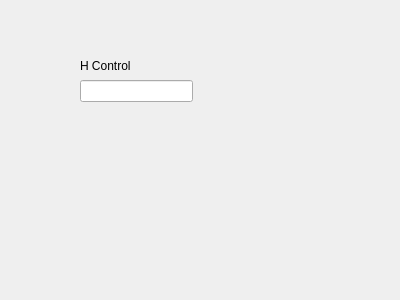
Above: src/manual-automatic_control_widget.ui from AudriusZ/Hill-Chart-Calculator before the change. Below: the same form after it.
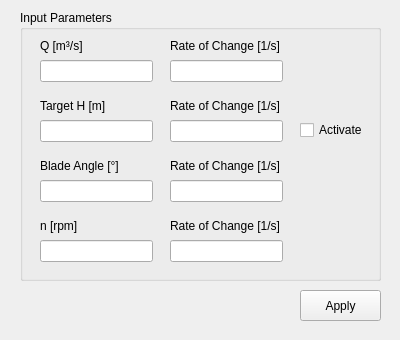
That is the form after the change.

```diff
--- a/src/manual-automatic_control_widget.ui
+++ b/src/manual-automatic_control_widget.ui
@@ -1,41 +1,260 @@
 <?xml version="1.0" encoding="UTF-8"?>
 <ui version="4.0">
- <class>Form</class>
- <widget class="QWidget" name="Form">
+ <class>FormManualAutomaticControl</class>
+ <widget class="QWidget" name="FormManualAutomaticControl">
   <property name="geometry">
    <rect>
     <x>0</x>
     <y>0</y>
     <width>400</width>
-    <height>300</height>
+    <height>340</height>
    </rect>
   </property>
   <property name="windowTitle">
    <string>Form</string>
   </property>
-  <widget class="QLineEdit" name="lineEdit">
+  <widget class="QLineEdit" name="lineEdit_H_t">
    <property name="geometry">
     <rect>
-     <x>80</x>
-     <y>80</y>
+     <x>40</x>
+     <y>120</y>
      <width>113</width>
      <height>22</height>
     </rect>
    </property>
   </widget>
-  <widget class="QLabel" name="label">
+  <widget class="QLabel" name="label_H_t">
    <property name="geometry">
     <rect>
-     <x>80</x>
-     <y>50</y>
+     <x>40</x>
+     <y>90</y>
      <width>101</width>
      <height>31</height>
     </rect>
    </property>
    <property name="text">
-    <string>H Control</string>
+    <string>Target H [m]</string>
    </property>
   </widget>
+  <widget class="QLabel" name="label_T_t_rate">
+   <property name="geometry">
+    <rect>
+     <x>170</x>
+     <y>90</y>
+     <width>111</width>
+     <height>31</height>
+    </rect>
+   </property>
+   <property name="text">
+    <string>Rate of Change [1/s]</string>
+   </property>
+  </widget>
+  <widget class="QLineEdit" name="lineEdit_H_t_rate">
+   <property name="geometry">
+    <rect>
+     <x>170</x>
+     <y>120</y>
+     <width>113</width>
+     <height>22</height>
+    </rect>
+   </property>
+  </widget>
+  <widget class="QLabel" name="label_Q">
+   <property name="geometry">
+    <rect>
+     <x>40</x>
+     <y>30</y>
+     <width>101</width>
+     <height>31</height>
+    </rect>
+   </property>
+   <property name="text">
+    <string>Q [m³/s]</string>
+   </property>
+  </widget>
+  <widget class="QLineEdit" name="lineEdit_Q_rate">
+   <property name="geometry">
+    <rect>
+     <x>170</x>
+     <y>60</y>
+     <width>113</width>
+     <height>22</height>
+    </rect>
+   </property>
+  </widget>
+  <widget class="QLineEdit" name="lineEdit_Q">
+   <property name="geometry">
+    <rect>
+     <x>40</x>
+     <y>60</y>
+     <width>113</width>
+     <height>22</height>
+    </rect>
+   </property>
+  </widget>
+  <widget class="QLabel" name="label_Q_rate">
+   <property name="geometry">
+    <rect>
+     <x>170</x>
+     <y>30</y>
+     <width>111</width>
+     <height>31</height>
+    </rect>
+   </property>
+   <property name="text">
+    <string>Rate of Change [1/s]</string>
+   </property>
+  </widget>
+  <widget class="QLabel" name="label_blade_angle">
+   <property name="geometry">
+    <rect>
+     <x>40</x>
+     <y>150</y>
+     <width>101</width>
+     <height>31</height>
+    </rect>
+   </property>
+   <property name="text">
+    <string>Blade Angle [°]</string>
+   </property>
+  </widget>
+  <widget class="QLineEdit" name="lineEdit_blade_angle">
+   <property name="geometry">
+    <rect>
+     <x>40</x>
+     <y>180</y>
+     <width>113</width>
+     <height>22</height>
+    </rect>
+   </property>
+  </widget>
+  <widget class="QLabel" name="label_n">
+   <property name="geometry">
+    <rect>
+     <x>40</x>
+     <y>210</y>
+     <width>101</width>
+     <height>31</height>
+    </rect>
+   </property>
+   <property name="text">
+    <string>n [rpm]</string>
+   </property>
+  </widget>
+  <widget class="QLineEdit" name="lineEdit_n">
+   <property name="geometry">
+    <rect>
+     <x>40</x>
+     <y>240</y>
+     <width>113</width>
+     <height>22</height>
+    </rect>
+   </property>
+  </widget>
+  <widget class="QLineEdit" name="lineEdit_blade_angle_rate">
+   <property name="geometry">
+    <rect>
+     <x>170</x>
+     <y>180</y>
+     <width>113</width>
+     <height>22</height>
+    </rect>
+   </property>
+  </widget>
+  <widget class="QLabel" name="label_blade_angle_rate">
+   <property name="geometry">
+    <rect>
+     <x>170</x>
+     <y>150</y>
+     <width>111</width>
+     <height>31</height>
+    </rect>
+   </property>
+   <property name="text">
+    <string>Rate of Change [1/s]</string>
+   </property>
+  </widget>
+  <widget class="QLineEdit" name="lineEdit_n_rate">
+   <property name="geometry">
+    <rect>
+     <x>170</x>
+     <y>240</y>
+     <width>113</width>
+     <height>22</height>
+    </rect>
+   </property>
+  </widget>
+  <widget class="QLabel" name="label_n_rate">
+   <property name="geometry">
+    <rect>
+     <x>170</x>
+     <y>210</y>
+     <width>111</width>
+     <height>31</height>
+    </rect>
+   </property>
+   <property name="text">
+    <string>Rate of Change [1/s]</string>
+   </property>
+  </widget>
+  <widget class="QCheckBox" name="checkBox">
+   <property name="geometry">
+    <rect>
+     <x>300</x>
+     <y>120</y>
+     <width>75</width>
+     <height>20</height>
+    </rect>
+   </property>
+   <property name="text">
+    <string>Activate</string>
+   </property>
+  </widget>
+  <widget class="QGroupBox" name="groupBox">
+   <property name="geometry">
+    <rect>
+     <x>20</x>
+     <y>10</y>
+     <width>361</width>
+     <height>271</height>
+    </rect>
+   </property>
+   <property name="title">
+    <string>Input Parameters</string>
+   </property>
+  </widget>
+  <widget class="QPushButton" name="pushButtonApply">
+   <property name="geometry">
+    <rect>
+     <x>300</x>
+     <y>290</y>
+     <width>81</width>
+     <height>31</height>
+    </rect>
+   </property>
+   <property name="text">
+    <string>Apply</string>
+   </property>
+  </widget>
+  <zorder>groupBox</zorder>
+  <zorder>lineEdit_H_t</zorder>
+  <zorder>label_H_t</zorder>
+  <zorder>label_T_t_rate</zorder>
+  <zorder>lineEdit_H_t_rate</zorder>
+  <zorder>label_Q</zorder>
+  <zorder>lineEdit_Q_rate</zorder>
+  <zorder>lineEdit_Q</zorder>
+  <zorder>label_Q_rate</zorder>
+  <zorder>label_blade_angle</zorder>
+  <zorder>lineEdit_blade_angle</zorder>
+  <zorder>label_n</zorder>
+  <zorder>lineEdit_n</zorder>
+  <zorder>lineEdit_blade_angle_rate</zorder>
+  <zorder>label_blade_angle_rate</zorder>
+  <zorder>lineEdit_n_rate</zorder>
+  <zorder>label_n_rate</zorder>
+  <zorder>checkBox</zorder>
+  <zorder>pushButtonApply</zorder>
  </widget>
  <resources/>
  <connections/>
```
